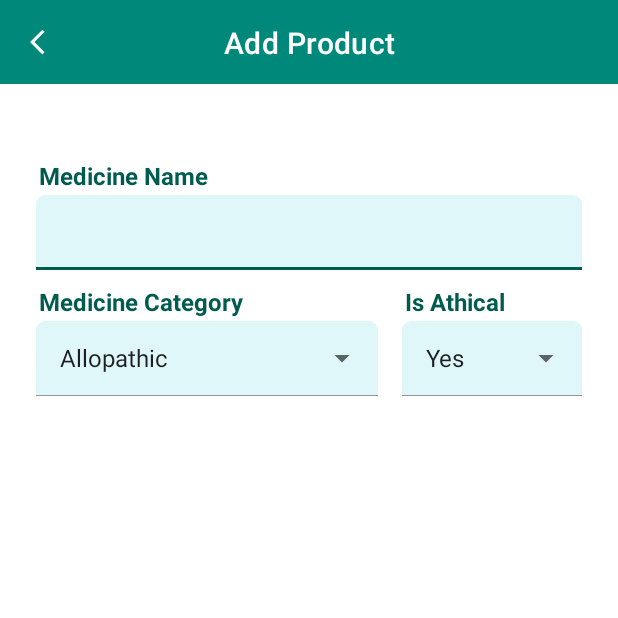
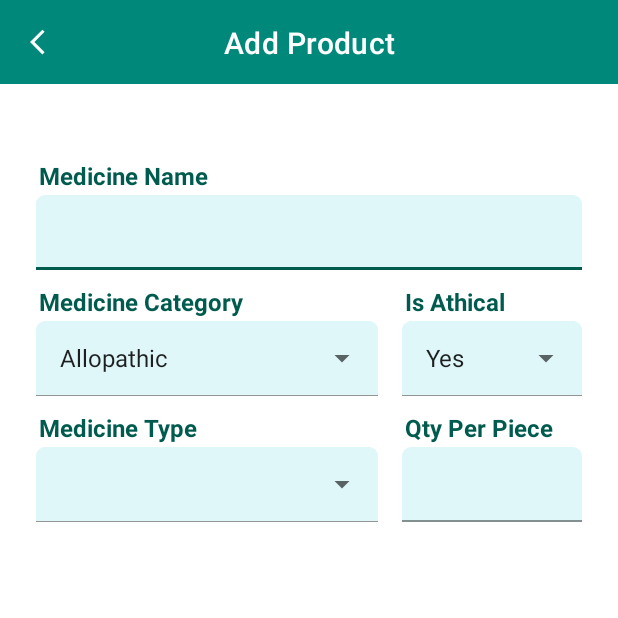
Before and after one commit to virendersran01/MediStore, an Android app: the AddMedicineFragment screen opened directly, with no data from a screen before it, on a phone screen of 412 x 824 dp, the top half of it. Run offline under Robolectric (Android 15) with nearby library versions, the phone set to English and light mode, and no system bars.

Commit message:
working on add medicine.

```diff
--- a/app/src/main/res/layout/fragment_add_medicine.xml
+++ b/app/src/main/res/layout/fragment_add_medicine.xml
@@ -150,6 +150,75 @@
 
         </FrameLayout>
 
+        <TextView
+            android:id="@+id/textTitleType"
+            android:layout_width="wrap_content"
+            android:layout_height="wrap_content"
+            android:layout_marginTop="8dp"
+            android:background="@android:color/white"
+            android:padding="2dp"
+            android:text="@string/medicine_type"
+            android:textColor="@color/colorPrimary"
+            android:textSize="16sp"
+            android:textStyle="bold"
+            app:layout_constraintStart_toStartOf="@id/textTitleName"
+            app:layout_constraintTop_toBottomOf="@id/frameLayoutCategory" />
+
+        <FrameLayout
+            android:id="@+id/frameLayoutType"
+            android:layout_width="0dp"
+            android:layout_height="50dp"
+            android:layout_marginEnd="16dp"
+            android:background="@drawable/background_date"
+            app:layout_constraintEnd_toStartOf="@id/inputQty"
+            app:layout_constraintStart_toStartOf="@id/inputName"
+            app:layout_constraintTop_toBottomOf="@id/textTitleType">
+
+            <Spinner
+                android:id="@+id/spinnerType"
+                android:layout_width="match_parent"
+                android:layout_height="wrap_content"
+                android:layout_gravity="center_vertical" />
+
+        </FrameLayout>
+
+        <TextView
+            android:id="@+id/textTitleQty"
+            android:layout_width="wrap_content"
+            android:layout_height="wrap_content"
+            android:layout_marginTop="8dp"
+            android:background="@android:color/white"
+            android:padding="2dp"
+            android:text="Qty Per Piece"
+            android:textColor="@color/colorPrimary"
+            android:textSize="16sp"
+            android:textStyle="bold"
+            app:layout_constraintStart_toStartOf="@id/inputQty"
+            app:layout_constraintTop_toBottomOf="@id/frameLayoutCategory" />
+
+        <com.google.android.material.textfield.TextInputLayout
+            android:id="@+id/inputQty"
+            style="@style/Widget.MaterialComponents.TextInputLayout.FilledBox.Dense"
+            android:layout_width="120dp"
+            android:layout_height="50dp"
+            android:focusable="false"
+            app:boxBackgroundColor="@color/colorTextInput"
+            app:boxBackgroundMode="filled"
+            app:boxCornerRadiusTopEnd="6dp"
+            app:boxCornerRadiusTopStart="6dp"
+            app:endIconMode="clear_text"
+            app:layout_constraintEnd_toEndOf="@id/inputName"
+            app:layout_constraintTop_toBottomOf="@id/textTitleType">
+
+            <com.google.android.material.textfield.TextInputEditText
+                android:layout_width="match_parent"
+                android:layout_height="wrap_content"
+                android:imeOptions="actionNext"
+                android:inputType="text"
+                android:textSize="16sp" />
+
+        </com.google.android.material.textfield.TextInputLayout>
+
 
     </androidx.constraintlayout.widget.ConstraintLayout>
 
```
